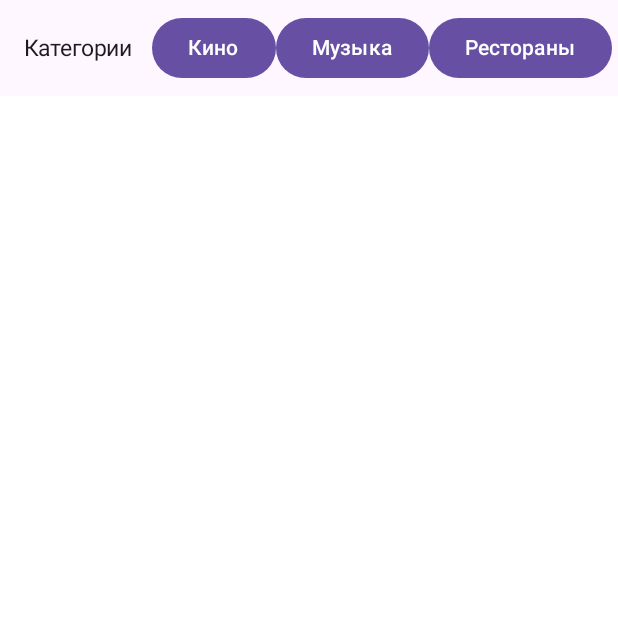
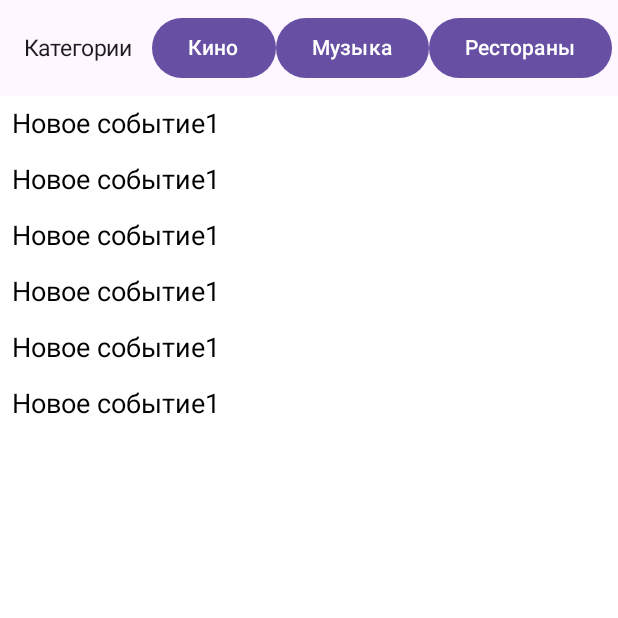
Before and after one commit to True-Business/eventhub-android-client, an Android app built with Jetpack Compose: the screen it shows after launch (MainActivity), on a phone screen of 412 x 824 dp, the top half of it. Run offline under Robolectric (Android 15) with nearby library versions, the phone set to English and light mode, and no system bars; our stand-ins replace livedata-compose.

```diff
--- a/app/src/main/java/ru/truebusiness/liveposter_android_client/repository/EventRepository.kt
+++ b/app/src/main/java/ru/truebusiness/liveposter_android_client/repository/EventRepository.kt
@@ -5,6 +5,7 @@ import retrofit2.Callback
 import retrofit2.Response
 import ru.truebusiness.liveposter_android_client.data.Event
 import ru.truebusiness.liveposter_android_client.repository.api.RetrofitInstance
+import ru.truebusiness.liveposter_android_client.repository.mocks.mockList
 import java.util.UUID
 
 /**
@@ -37,17 +38,10 @@ class EventRepository {
         })
     }
 
+    /**
+     * Мок-метод, который возвращает заготовленные данные для тестирования
+     */
     fun fetchEventsMock(onResult: (List<Event>?) -> Unit) {
         onResult(mockList)
     }
-
-    private val mockList = listOf<Event>(
-        Event(
-            id = UUID.randomUUID(),
-            title = "Новое событие1",
-            content = "Содержание1",
-            startDate = "2024-12-01",
-            endDate = "2024-12-02",
-            location = "Академгородок, ул. Николаева 11")
-    )
 }
--- /dev/null
+++ b/app/src/main/java/ru/truebusiness/liveposter_android_client/repository/mocks/DataMocks.kt
@@ -0,0 +1,49 @@
+package ru.truebusiness.liveposter_android_client.repository.mocks
+
+import ru.truebusiness.liveposter_android_client.data.Event
+import java.util.UUID
+
+val mockList = listOf<Event>(
+    Event(
+        id = UUID.randomUUID(),
+        title = "Новое событие1",
+        content = "Содержание1",
+        startDate = "2024-12-01",
+        endDate = "2024-12-02",
+        location = "Академгородок, ул. Николаева 11"),
+    Event(
+        id = UUID.randomUUID(),
+        title = "Новое событие1",
+        content = "Содержание1",
+        startDate = "2024-12-01",
+        endDate = "2024-12-02",
+        location = "Академгородок, ул. Николаева 11"),
+    Event(
+        id = UUID.randomUUID(),
+        title = "Новое событие1",
+        content = "Содержание1",
+        startDate = "2024-12-01",
+        endDate = "2024-12-02",
+        location = "Академгородок, ул. Николаева 11"),
+    Event(
+        id = UUID.randomUUID(),
+        title = "Новое событие1",
+        content = "Содержание1",
+        startDate = "2024-12-01",
+        endDate = "2024-12-02",
+        location = "Академгородок, ул. Николаева 11"),
+    Event(
+        id = UUID.randomUUID(),
+        title = "Новое событие1",
+        content = "Содержание1",
+        startDate = "2024-12-01",
+        endDate = "2024-12-02",
+        location = "Академгородок, ул. Николаева 11"),
+    Event(
+        id = UUID.randomUUID(),
+        title = "Новое событие1",
+        content = "Содержание1",
+        startDate = "2024-12-01",
+        endDate = "2024-12-02",
+        location = "Академгородок, ул. Николаева 11"),
+)
--- a/app/src/main/java/ru/truebusiness/liveposter_android_client/view/MainPage.kt
+++ b/app/src/main/java/ru/truebusiness/liveposter_android_client/view/MainPage.kt
@@ -3,17 +3,24 @@ package ru.truebusiness.liveposter_android_client.view
 import androidx.compose.foundation.background
 import androidx.compose.foundation.layout.Box
 import androidx.compose.foundation.layout.Column
+import androidx.compose.foundation.layout.PaddingValues
 import androidx.compose.foundation.layout.fillMaxSize
+import androidx.compose.foundation.layout.padding
 import androidx.compose.foundation.lazy.LazyColumn
+import androidx.compose.foundation.lazy.items
 import androidx.compose.material3.Button
+import androidx.compose.material3.CircularProgressIndicator
 import androidx.compose.material3.ExperimentalMaterial3Api
 import androidx.compose.material3.Text
 import androidx.compose.material3.TopAppBar
 import androidx.compose.runtime.Composable
+import androidx.compose.runtime.LaunchedEffect
+import androidx.compose.runtime.livedata.observeAsState
 import androidx.compose.ui.Alignment
 import androidx.compose.ui.Modifier
 import androidx.compose.ui.graphics.Color
 import androidx.compose.ui.text.style.TextOverflow
+import androidx.compose.ui.unit.dp
 import androidx.compose.ui.unit.sp
 import androidx.lifecycle.viewmodel.compose.viewModel
 import ru.truebusiness.liveposter_android_client.view.viewmodel.EventsViewModel
@@ -24,6 +31,10 @@ import ru.truebusiness.liveposter_android_client.view.viewmodel.EventsViewModel
 @OptIn(ExperimentalMaterial3Api::class)
 @Composable
 fun MainPage(eventsViewModel: EventsViewModel = viewModel()) {
+
+    val eventsState = eventsViewModel.events.observeAsState(emptyList())
+    val events = eventsState.value
+    val isLoading = eventsViewModel.isLoading.observeAsState(false)
 
     Column(modifier = Modifier.fillMaxSize()) {
         TopAppBar(
@@ -54,9 +65,28 @@ fun MainPage(eventsViewModel: EventsViewModel = viewModel()) {
                 .background(Color.White),
             contentAlignment = Alignment.Center
         ) {
-            LazyColumn(modifier = Modifier.fillMaxSize()) {
+            LazyColumn(
+                modifier = Modifier.fillMaxSize(),
+                contentPadding = PaddingValues(bottom = 16.dp)
+            ) {
+                items(events) { event ->
+                    Text(
+                        event.title,
+                        fontSize = 18.sp,
+                        modifier = Modifier.padding(8.dp)
+                    )
+                }
 
+                item {
+                    if (isLoading.value) {
+                        CircularProgressIndicator(modifier = Modifier.align(Alignment.Center))
+                    }
+                }
             }
         }
     }
+
+    LaunchedEffect(Unit) {
+        eventsViewModel.loadEvents()
+    }
 }
--- a/app/src/main/java/ru/truebusiness/liveposter_android_client/view/viewmodel/EventsViewModel.kt
+++ b/app/src/main/java/ru/truebusiness/liveposter_android_client/view/viewmodel/EventsViewModel.kt
@@ -1,5 +1,7 @@
 package ru.truebusiness.liveposter_android_client.view.viewmodel
 
+import androidx.lifecycle.LiveData
+import androidx.lifecycle.MutableLiveData
 import androidx.lifecycle.ViewModel
 import ru.truebusiness.liveposter_android_client.data.Event
 import ru.truebusiness.liveposter_android_client.repository.EventRepository
@@ -11,9 +13,21 @@ import ru.truebusiness.liveposter_android_client.repository.EventRepository
 class EventsViewModel: ViewModel() {
 
     private val repository = EventRepository()
-    val events: MutableList<Event>? = null
+    private val _events = MutableLiveData<List<Event>>(emptyList())
+    val events: LiveData<List<Event>> = _events
+
+    private val _isLoading = MutableLiveData(false)
+    val isLoading: LiveData<Boolean> = _isLoading
 
     fun loadEvents() {
+        if (_isLoading.value == true) return
 
+        _isLoading.value = true
+        repository.fetchEventsMock { newEvents ->
+            _isLoading.value = false
+            newEvents?.let {
+                _events.value = _events.value.orEmpty() + it
+            }
+        }
     }
 }
```
